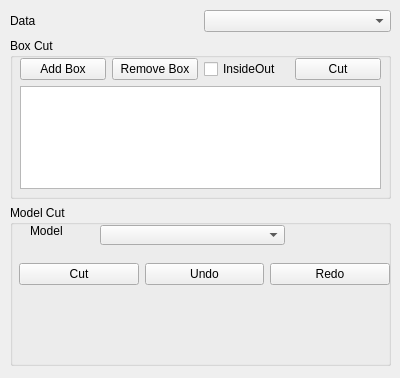
This is Plugins/Mipf_Plugin_VolumeCut/VolumeCutView.ui in linson7017/MIPF as Qt 5 draws it before an edit. The edited form follows.
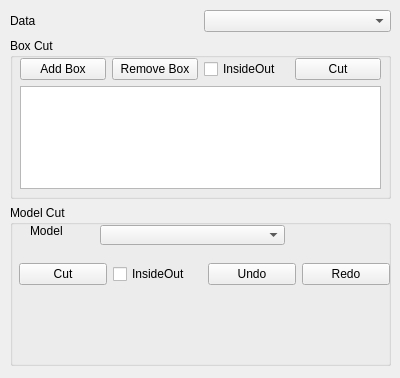
This is the edited form. Custom widgets are drawn as their Qt base class.

The edit to the form file:
```diff
--- a/Plugins/Mipf_Plugin_VolumeCut/VolumeCutView.ui
+++ b/Plugins/Mipf_Plugin_VolumeCut/VolumeCutView.ui
@@ -153,6 +153,13 @@
             </property>
            </widget>
           </item>
+          <item>
+           <widget class="QCheckBox" name="InsideOutCheckBox">
+            <property name="text">
+             <string>InsideOut</string>
+            </property>
+           </widget>
+          </item>
           <item>
            <widget class="QPushButton" name="UndoBtn">
             <property name="text">
```
